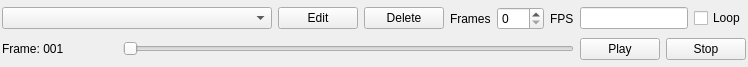
Old version of the form src/qtui/animwidget.ui in the repository zturtleman/mm3d.
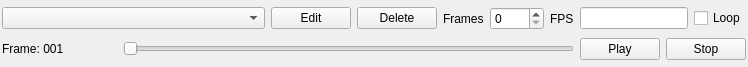
New version of the form. Custom widgets are drawn as their Qt base class.

```diff
--- a/src/qtui/animwidget.ui
+++ b/src/qtui/animwidget.ui
@@ -98,7 +98,7 @@
      <item>
       <widget class="MyQSpinBox" name="m_frameCount">
        <property name="maximum">
-        <number>999</number>
+        <number>9999</number>
        </property>
       </widget>
      </item>
```
